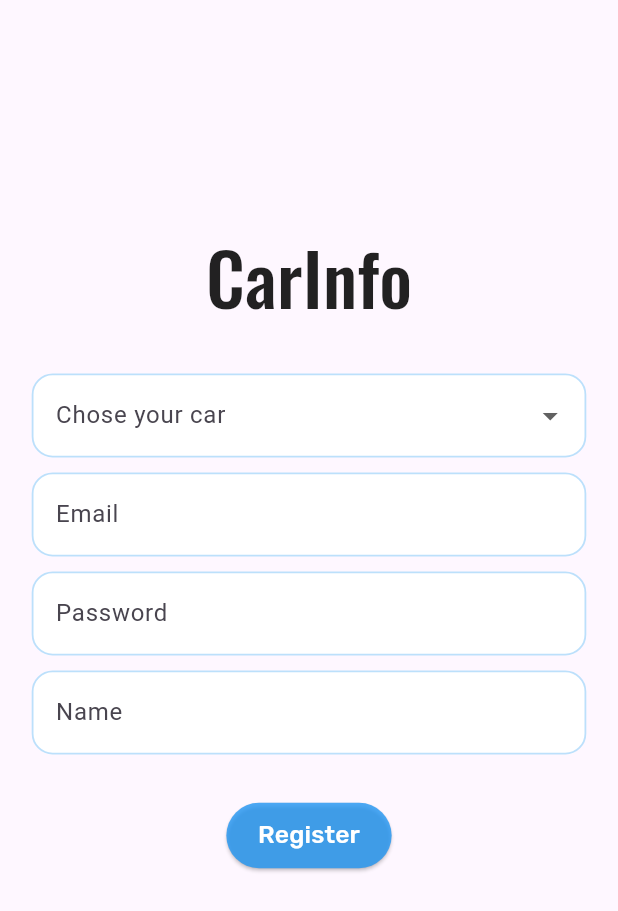
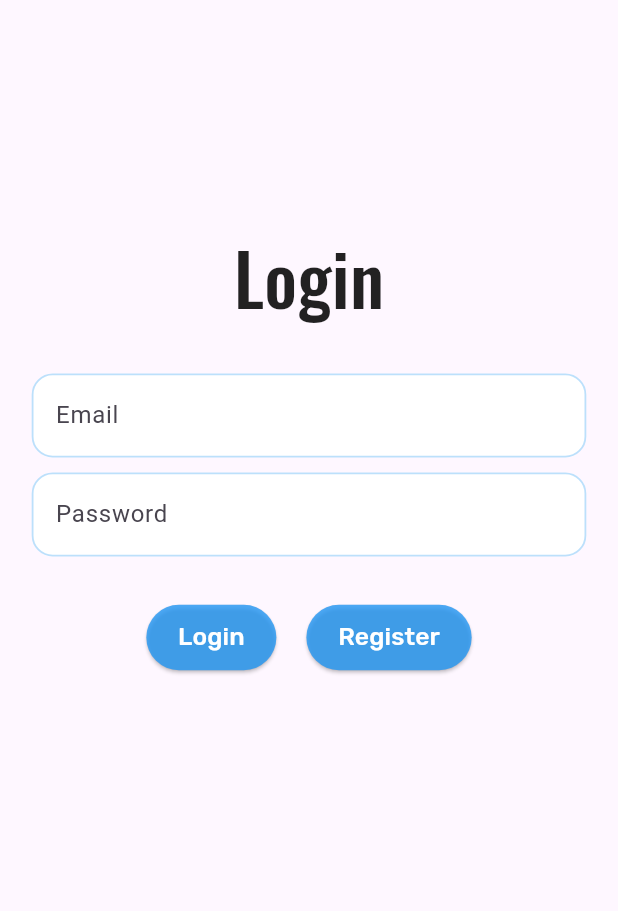
Before and after one commit to Olegbdnr/flutter_labs, a Flutter app: the screen it shows after launch, on a phone screen of 412 x 824 dp. Shown: the top 911 px of the screen. Run offline on Flutter 3.47's test engine with Material 3 defaults, Android fonts, the phone set to English and light mode, and no system bars; our stand-ins replace google_fonts.

Commit message:
add login page

```diff
--- a/my_project/lib/main.dart
+++ b/my_project/lib/main.dart
@@ -1,4 +1,5 @@
 import 'package:flutter/material.dart';
+import 'package:my_project/pages/login_page.dart';
 import 'package:my_project/pages/registration_page.dart';
 
 void main() {
@@ -13,7 +14,7 @@ class MyApp extends StatelessWidget {
     return MaterialApp(
       title: 'Magic Counter',
       theme: ThemeData(primarySwatch: Colors.blue),
-      home: const RegistrationPage(),
+      home: const LoginPage(),
     );
   }
 }
--- /dev/null
+++ b/my_project/lib/pages/login_page.dart
@@ -0,0 +1,51 @@
+import 'package:flutter/material.dart';
+import 'package:my_project/styles/box_styles.dart';
+import 'package:my_project/styles/text_styles.dart';
+import 'package:my_project/utils/app_responsive.dart';
+import 'package:my_project/widgets/deafult_blue_btn.dart';
+
+class LoginPage extends StatelessWidget {
+  const LoginPage({super.key});
+
+  @override
+  Widget build(BuildContext context) {
+    final r = AppResponsive.of(context);
+    return Scaffold(
+      body: SafeArea(
+        child: Padding(
+          padding: EdgeInsets.symmetric(horizontal: r.w(20)),
+          child: Center(
+            child: Column(
+              spacing: 10,
+              children: [
+                SizedBox(height: r.spacing(140)),
+                Text(
+                  'Login',
+                  style: AppTextStyles.appBarTittle(context, baseFontSize: 48),
+                ),
+                const SizedBox(height: 10),
+                TextFormField(
+                  decoration: AppBoxStyles.inputDecoration(textLabel: 'Email'),
+                ),
+                TextFormField(
+                  decoration: AppBoxStyles.inputDecoration(
+                    textLabel: 'Password',
+                  ),
+                ),
+                const SizedBox(height: 10),
+                Row(
+                  mainAxisAlignment: MainAxisAlignment.center,
+                  spacing: r.spacing(20),
+                  children: [
+                    const BasicButton('Login'),
+                    const BasicButton('Register'),
+                ],
+                ),
+              ],
+            ),
+          ),
+        ),
+      ),
+    );
+  }
+}
--- a/my_project/lib/pages/registration_page.dart
+++ b/my_project/lib/pages/registration_page.dart
@@ -64,7 +64,9 @@ class _RegistrationPageState extends State<RegistrationPage> {
                       value: 'porsche',
                       child: Text('Porsche 911'),
                     ),
-                    const DropdownMenuItem(value: 'bmw', child: Text('BMW M5')),
+                    const DropdownMenuItem(
+                      value: 'bmw',
+                      child: Text('BMW M5')),
                     const DropdownMenuItem(
                       value: 'audi',
                       child: Text('Audi R8'),
@@ -75,6 +77,10 @@ class _RegistrationPageState extends State<RegistrationPage> {
                       choosedCar = value;
                     });
                   },
+                ),
+                TextFormField(
+                  decoration: AppBoxStyles.inputDecoration(
+                    textLabel: 'Milieage in km'),
                 ),
                 TextFormField(
                   decoration: AppBoxStyles.inputDecoration(textLabel: 'Email'),
```
